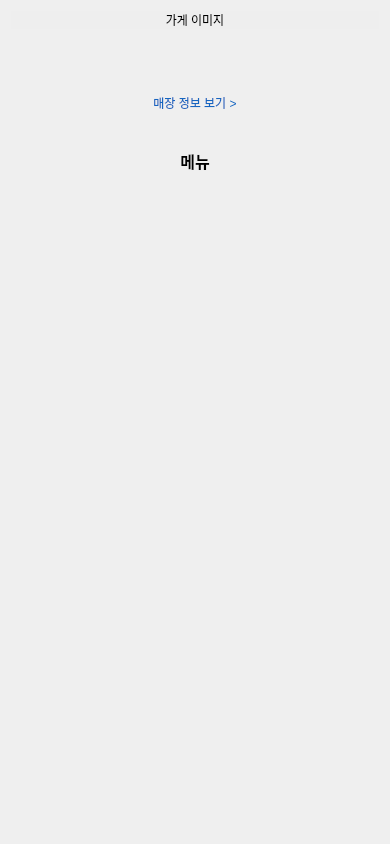
This is clients/customer_qt/client/storedetailwidget.ui in taehyunny/its_bedalyo as Qt 5 draws it before an edit. The edited form follows.
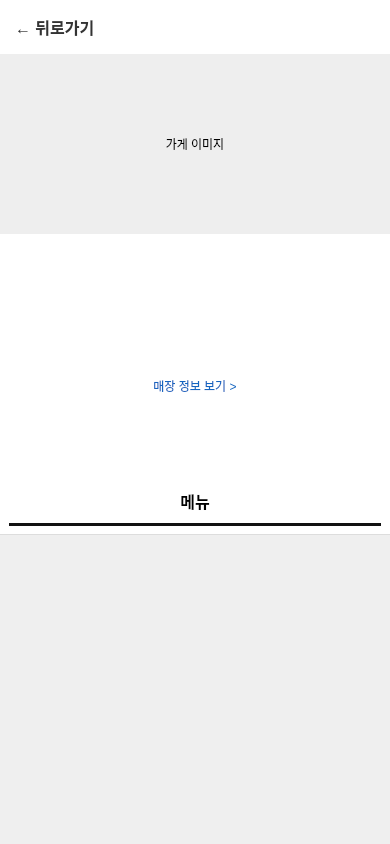
This is the edited form. The open tabs and pages were chosen to show the change.

The edit to the form file:
```diff
--- a/clients/customer_qt/client/storedetailwidget.ui
+++ b/clients/customer_qt/client/storedetailwidget.ui
@@ -11,24 +11,43 @@
    </rect>
   </property>
   <layout class="QVBoxLayout" name="verticalLayout">
+   <property name="spacing">
+    <number>0</number>
+   </property>
+   <property name="margin" stdset="0">
+    <number>0</number>
+   </property>
    <item>
     <layout class="QVBoxLayout" name="mainLayout">
      <property name="spacing">
       <number>0</number>
      </property>
-     <property name="margin" stdset="0">
-      <number>0</number>
-     </property>
      <item>
       <widget class="QStackedWidget" name="stackedWidget">
        <property name="currentIndex">
         <number>2</number>
        </property>
        <widget class="QWidget" name="pageMenu">
-        <layout class="QVBoxLayout">
+        <layout class="QVBoxLayout" name="pageMenuLayout">
+         <property name="spacing">
+          <number>0</number>
+         </property>
          <property name="margin" stdset="0">
           <number>0</number>
          </property>
+         <item>
+          <widget class="QPushButton" name="btnBackToMain">
+           <property name="cursor">
+            <cursorShape>PointingHandCursor</cursorShape>
+           </property>
+           <property name="styleSheet">
+            <string>border:none; font-size:16px; font-weight:bold; text-align:left; padding:15px; color:#333333; background:white;</string>
+           </property>
+           <property name="text">
+            <string>← 뒤로가기</string>
+           </property>
+          </widget>
+         </item>
          <item>
           <widget class="QScrollArea" name="scrollArea">
            <property name="frameShape">
@@ -41,20 +60,27 @@
             <bool>true</bool>
            </property>
            <widget class="QWidget" name="scrollContent">
-            <property name="geometry">
-             <rect>
-              <x>0</x>
-              <y>0</y>
-              <width>372</width>
-              <height>826</height>
-             </rect>
-            </property>
             <layout class="QVBoxLayout" name="scrollLayout">
+             <property name="spacing">
+              <number>0</number>
+             </property>
              <property name="margin" stdset="0">
               <number>0</number>
              </property>
              <item>
               <widget class="QLabel" name="lblStoreImage">
+               <property name="minimumSize">
+                <size>
+                 <width>0</width>
+                 <height>180</height>
+                </size>
+               </property>
+               <property name="maximumSize">
+                <size>
+                 <width>16777215</width>
+                 <height>180</height>
+                </size>
+               </property>
                <property name="styleSheet">
                 <string>background-color:#eee;</string>
                </property>
@@ -67,6 +93,10 @@
               </widget>
              </item>
              <item>
+              <widget class="QWidget" name="infoBox">
+               <property name="styleSheet">
+                <string>background-color:white; padding:15px;</string>
+               </property>
               <layout class="QVBoxLayout">
                <item>
                 <widget class="QLabel" name="lblStoreName">
@@ -112,8 +142,19 @@
                 </widget>
                </item>
               </layout>
+              </widget>
              </item>
              <item>
+              <widget class="QWidget" name="tabBox">
+               <property name="minimumSize">
+                <size>
+                 <width>0</width>
+                 <height>50</height>
+                </size>
+               </property>
+               <property name="styleSheet">
+                <string>border-bottom:1px solid #ddd; background:white;</string>
+               </property>
               <layout class="QHBoxLayout">
                <item>
                 <widget class="QLabel" name="lblTabMenu">
@@ -129,6 +170,7 @@
                 </widget>
                </item>
               </layout>
+              </widget>
              </item>
              <item>
               <layout class="QVBoxLayout" name="menuListLayout">
@@ -141,14 +183,14 @@
               </layout>
              </item>
              <item>
-              <spacer>
+              <spacer name="verticalSpacer">
                <property name="orientation">
-                <enum>Qt::Orientation::Vertical</enum>
+                <enum>Qt::Vertical</enum>
                </property>
                <property name="sizeHint" stdset="0">
                 <size>
-                 <width>0</width>
-                 <height>0</height>
+                 <width>20</width>
+                 <height>40</height>
                 </size>
                </property>
               </spacer>
```
Left out of the diff: 56 changed lines with no effect on the pictures. Lines whose indentation alone changed are shown as unchanged.
